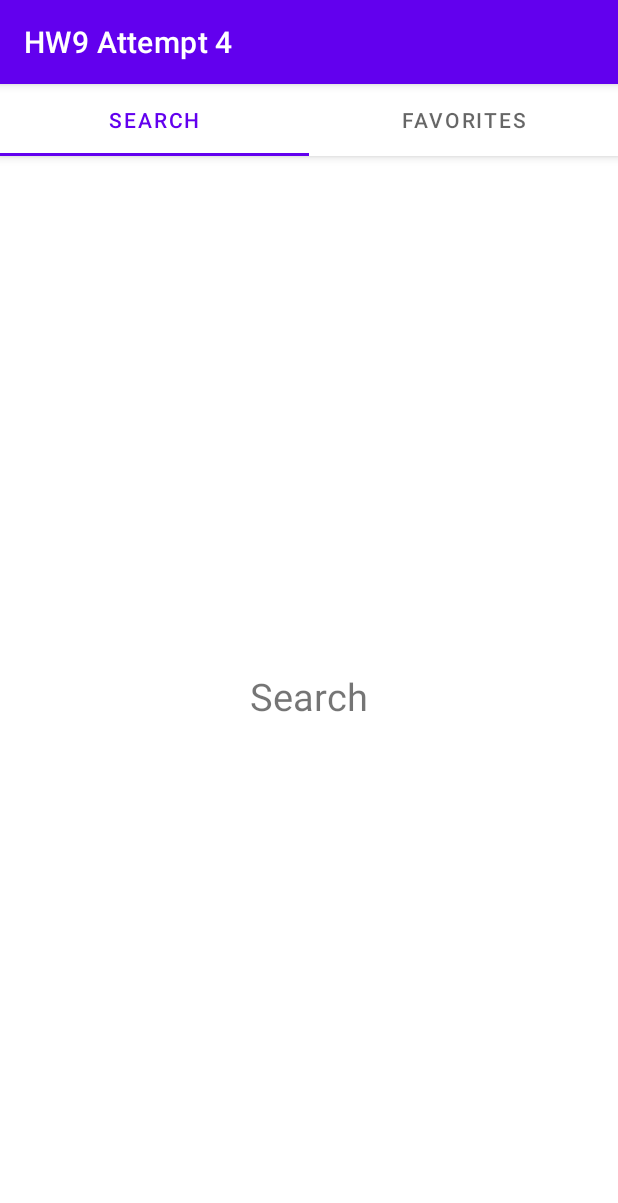
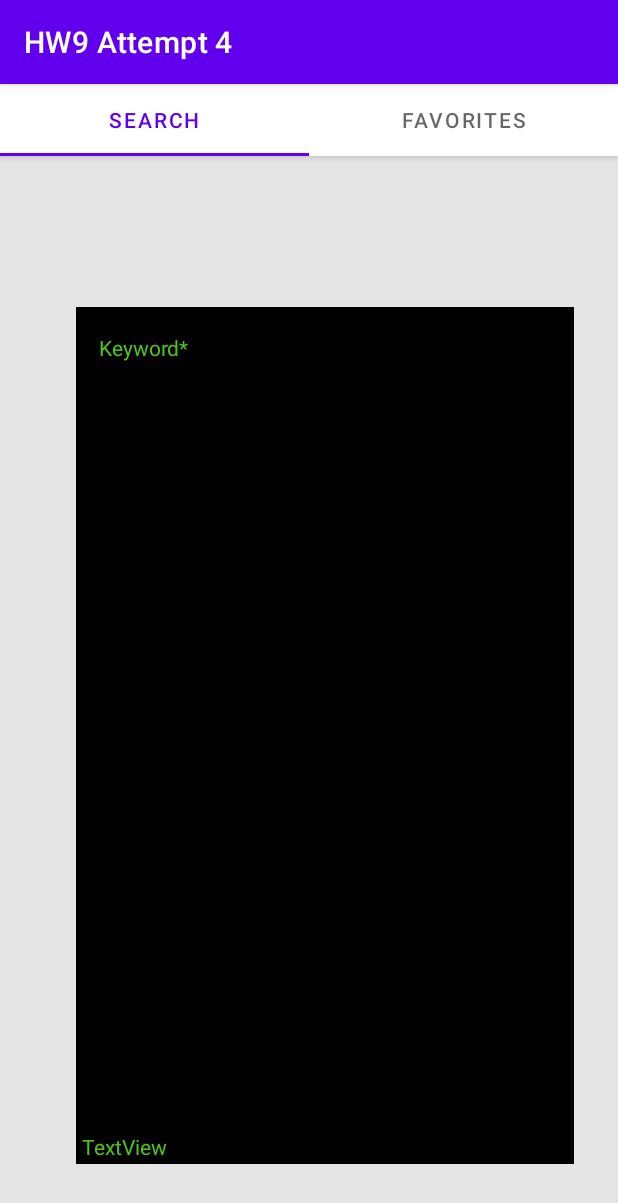
Before and after one commit to agormley3424/Event-Finder-Android-App, an Android app: the screen it shows after launch (MainActivity), on a phone screen of 412 x 824 dp. Shown: the top 1203 px of the screen. Run offline under Robolectric (Android 15) with nearby library versions, the phone set to English and light mode, and no system bars.

Commit message:
Set up basic search box layout

```diff
--- a/app/src/main/res/layout/fragment_search_tab.xml
+++ b/app/src/main/res/layout/fragment_search_tab.xml
@@ -1,19 +1,43 @@
 <?xml version="1.0" encoding="utf-8"?>
 
 <!--Sourced from 'https://medium.com/@royanimesh2211/swipeable-tab-layout-using-view-pager-and-fragment-in-android-ea62f839502b' -->
-<RelativeLayout
-    xmlns:android="http://schemas.android.com/apk/res/android"
+<RelativeLayout xmlns:android="http://schemas.android.com/apk/res/android"
     android:layout_width="match_parent"
-    android:orientation="vertical"
-    android:layout_height="match_parent">
+    android:layout_height="match_parent"
+    android:background="@color/grey"
+    android:orientation="vertical">
 
-    <TextView
-        android:layout_width="wrap_content"
-        android:layout_height="wrap_content"
-        android:textSize="25sp"
-        android:text="Search"
-        android:layout_marginTop="40dp"
-        android:id="@+id/searchTab"
-        android:layout_centerInParent="true"/>
+    <RelativeLayout
+        android:layout_width="332dp"
+        android:layout_height="571dp"
+        android:layout_alignParentEnd="true"
+        android:layout_alignParentBottom="true"
+        android:layout_marginEnd="29dp"
+        android:layout_marginBottom="48dp"
+        android:background="#000000"
+        android:visibility="visible">
+
+        <TextView
+            android:id="@+id/keywordText"
+            android:layout_width="wrap_content"
+            android:layout_height="wrap_content"
+            android:layout_alignParentStart="true"
+            android:layout_alignParentTop="true"
+            android:layout_marginStart="15dp"
+            android:layout_marginTop="17dp"
+            android:text="Keyword*"
+            android:textColor="@color/green" />
+
+        <TextView
+            android:id="@+id/textView8"
+            android:layout_width="wrap_content"
+            android:layout_height="wrap_content"
+            android:layout_alignParentEnd="true"
+            android:layout_alignParentBottom="true"
+            android:layout_marginEnd="271dp"
+            android:layout_marginBottom="2dp"
+            android:text="TextView"
+            android:textColor="@color/green" />
+    </RelativeLayout>
 
 </RelativeLayout>
--- a/app/src/main/res/values/colors.xml
+++ b/app/src/main/res/values/colors.xml
@@ -7,4 +7,6 @@
     <color name="teal_700">#FF018786</color>
     <color name="black">#FF000000</color>
     <color name="white">#FFFFFFFF</color>
+    <color name="green">#50C31B</color>
+    <color name="grey">#E5E5E5</color>
 </resources>
```
Also changed, not shown: 2 other files.
